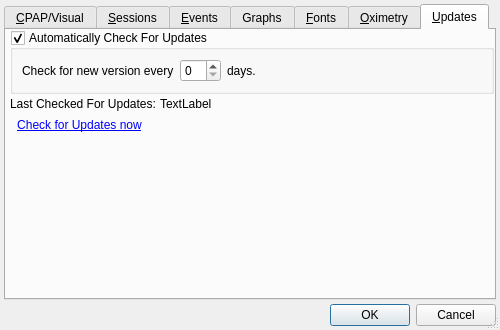
This is preferencesdialog.ui in sbonaime/sleepyhead-code. as Qt 5 draws it before an edit. The edited form follows.
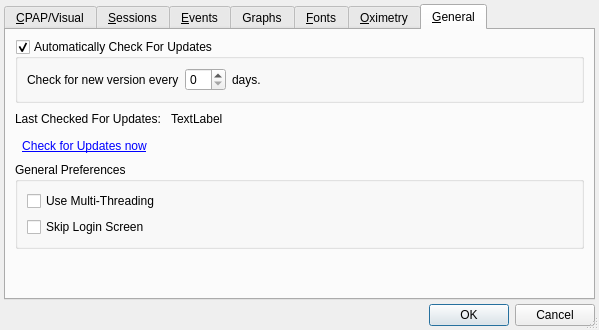
This is the edited form. The open tabs and pages were chosen to show the change.

Commit message: Changed Updates in Preferences to General, Reordered some stuff, Added Skip Login Screen option in General.

```diff
--- a/preferencesdialog.ui
+++ b/preferencesdialog.ui
@@ -9,7 +9,7 @@
    <rect>
     <x>0</x>
     <y>0</y>
-    <width>500</width>
+    <width>599</width>
     <height>330</height>
    </rect>
   </property>
@@ -179,40 +179,6 @@
          </property>
         </widget>
        </item>
-       <item row="9" column="2">
-        <widget class="QCheckBox" name="useMultithreading">
-         <property name="sizePolicy">
-          <sizepolicy hsizetype="Fixed" vsizetype="Fixed">
-           <horstretch>0</horstretch>
-           <verstretch>0</verstretch>
-          </sizepolicy>
-         </property>
-         <property name="toolTip">
-          <string>You may need to disable this if your experiencing crashes.
-It has no effect on single cpu machines.</string>
-         </property>
-         <property name="text">
-          <string>Use Multi-Threading</string>
-         </property>
-        </widget>
-       </item>
-       <item row="10" column="2">
-        <widget class="QCheckBox" name="skipEmptyDays">
-         <property name="toolTip">
-          <string>Skip empty days with Prev &amp; Next buttons above daily view calendar</string>
-         </property>
-         <property name="text">
-          <string>Skip Empty Days</string>
-         </property>
-        </widget>
-       </item>
-       <item row="11" column="2">
-        <widget class="QCheckBox" name="squareWavePlots">
-         <property name="text">
-          <string>Square Wave Plots</string>
-         </property>
-        </widget>
-       </item>
        <item row="2" column="0">
         <widget class="QLabel" name="label_24">
          <property name="text">
@@ -1017,24 +983,9 @@
      </widget>
      <widget class="QWidget" name="tab">
       <attribute name="title">
-       <string>&amp;Updates</string>
+       <string>&amp;General</string>
       </attribute>
       <layout class="QVBoxLayout" name="verticalLayout_7">
-       <property name="spacing">
-        <number>0</number>
-       </property>
-       <property name="leftMargin">
-        <number>4</number>
-       </property>
-       <property name="topMargin">
-        <number>0</number>
-       </property>
-       <property name="rightMargin">
-        <number>0</number>
-       </property>
-       <property name="bottomMargin">
-        <number>0</number>
-       </property>
        <item>
         <widget class="QGroupBox" name="automaticallyCheckUpdates">
          <property name="sizePolicy">
@@ -1200,6 +1151,39 @@
          </property>
         </widget>
        </item>
+       <item>
+        <widget class="QGroupBox" name="groupBox_2">
+         <property name="title">
+          <string>General Preferences</string>
+         </property>
+         <layout class="QVBoxLayout" name="verticalLayout_8">
+          <item>
+           <widget class="QCheckBox" name="useMultithreading">
+            <property name="sizePolicy">
+             <sizepolicy hsizetype="Fixed" vsizetype="Fixed">
+              <horstretch>0</horstretch>
+              <verstretch>0</verstretch>
+             </sizepolicy>
+            </property>
+            <property name="toolTip">
+             <string>You may need to disable this if your experiencing crashes.
+It has no effect on single cpu machines.</string>
+            </property>
+            <property name="text">
+             <string>Use Multi-Threading</string>
+            </property>
+           </widget>
+          </item>
+          <item>
+           <widget class="QCheckBox" name="skipLoginScreen">
+            <property name="text">
+             <string>Skip Login Screen</string>
+            </property>
+           </widget>
+          </item>
+         </layout>
+        </widget>
+       </item>
        <item>
         <spacer name="verticalSpacer_3">
          <property name="orientation">
```
Left out of the diff: 111 changed lines with no effect on the pictures. The commit also changes 2 other files.
